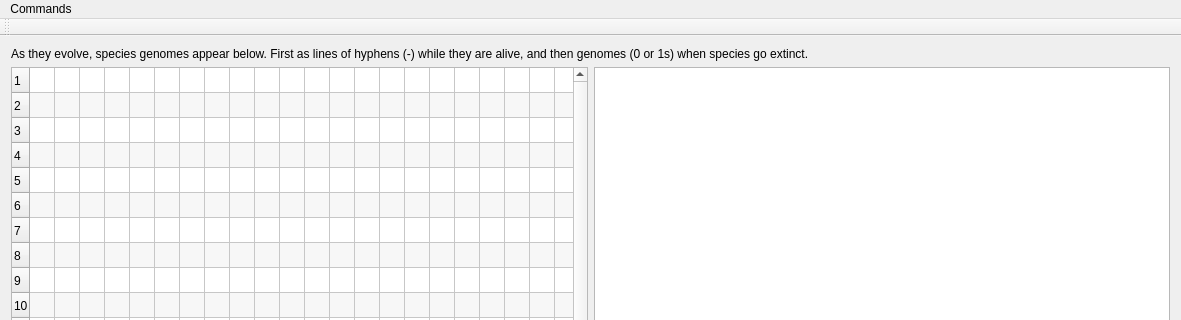
palaeoware/trevosim, file mainwindow.ui: the form before one commit; both pictures show x 0 to 1181 and y 0 to 320 of the 1181 by 630 pixel window.
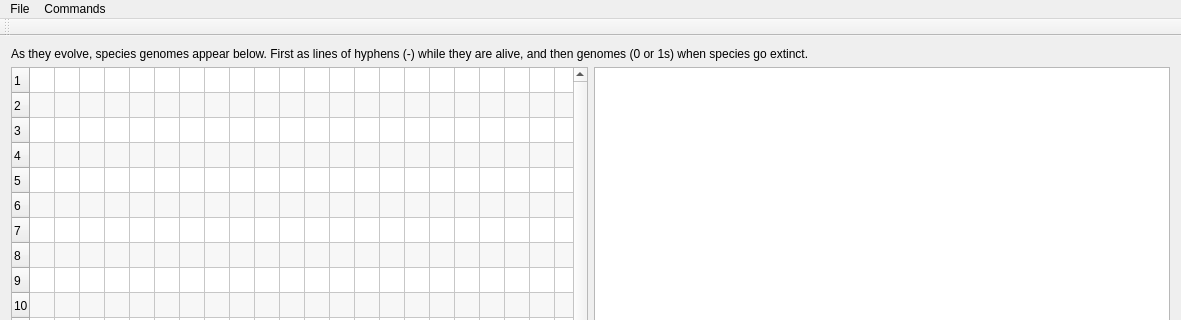
The form after the commit.

Commit message: Issue #18 - switch menus to commands and file operations for a more sensible taxonomy

Diff of the .ui file:
```diff
--- a/mainwindow.ui
+++ b/mainwindow.ui
@@ -317,13 +317,19 @@
    </property>
    <widget class="QMenu" name="menuTools">
     <property name="title">
-     <string>Commands</string>
+     <string>File</string>
     </property>
     <addaction name="actionSave_settings"/>
     <addaction name="actionSave_settings_as"/>
     <addaction name="actionLoad_settings_from_file"/>
     <addaction name="actionRestore_default_settings"/>
     <addaction name="separator"/>
+    <addaction name="actionRandom_seed"/>
+   </widget>
+   <widget class="QMenu" name="menuCommands">
+    <property name="title">
+     <string>Commands</string>
+    </property>
     <addaction name="actionFitness_histogram"/>
     <addaction name="actionRun_tests"/>
     <addaction name="actionSet_uninformative_factor"/>
@@ -332,6 +338,7 @@
     <addaction name="actionRandom_seed"/>
    </widget>
    <addaction name="menuTools"/>
+   <addaction name="menuCommands"/>
   </widget>
   <widget class="QToolBar" name="mainToolBar">
    <property name="toolButtonStyle">
```
Left out of the diff: 4 changed lines with no effect on the pictures.
